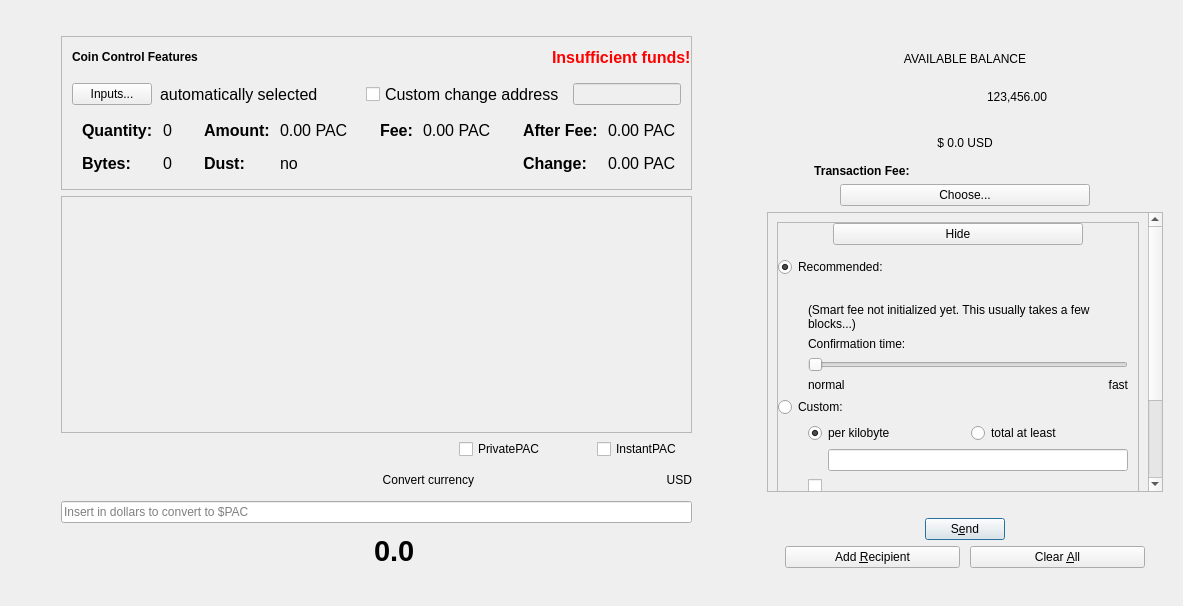
PACCommunity/PAC, file src/qt/forms/sendcoinsdialog.ui: the form before one commit.
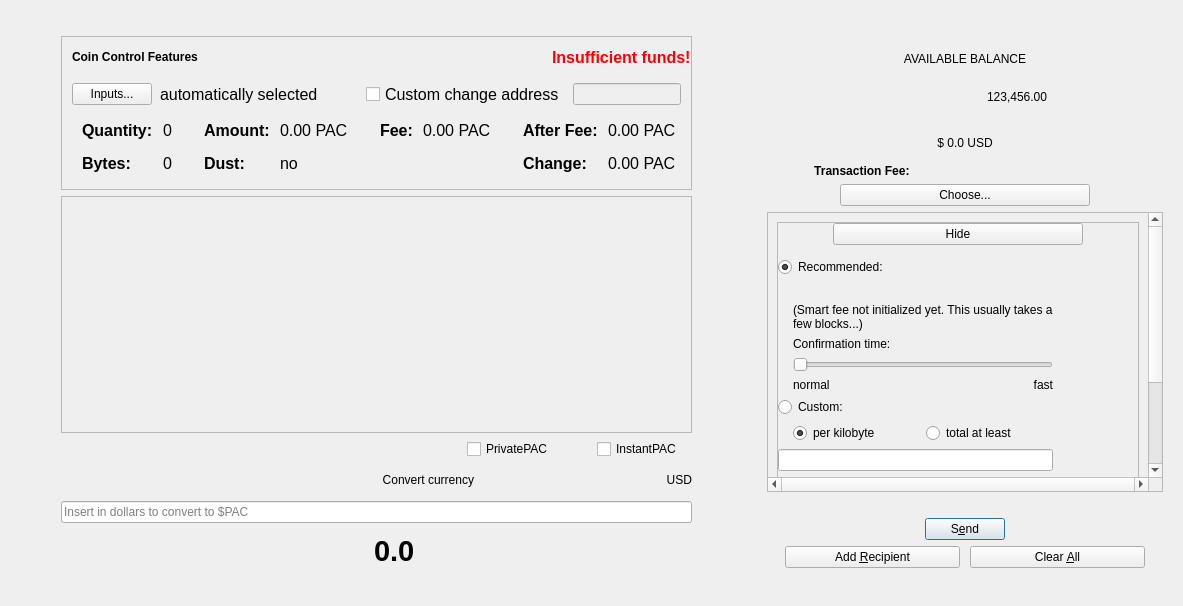
The form after the commit. The open tabs and pages were chosen to show the change. Custom widgets are drawn as their Qt base class.

Commit message:
CSS send coins, progressbar, check and radiobutton merging
branches v1.2 to 1.3
radiobutton, checkbutton with spaces
layouts modified

Patch:
```diff
--- a/src/qt/forms/sendcoinsdialog.ui
+++ b/src/qt/forms/sendcoinsdialog.ui
@@ -801,12 +801,21 @@
             </property>
             <item>
              <widget class="QCheckBox" name="checkUsePrivateSend">
+              <property name="sizePolicy">
+               <sizepolicy hsizetype="Fixed" vsizetype="Fixed">
+                <horstretch>0</horstretch>
+                <verstretch>0</verstretch>
+               </sizepolicy>
+              </property>
               <property name="minimumSize">
                <size>
-                <width>95</width>
+                <width>0</width>
                 <height>0</height>
                </size>
               </property>
+              <property name="styleSheet">
+               <string notr="true"/>
+              </property>
               <property name="text">
                <string>PrivatePAC</string>
               </property>
@@ -853,7 +862,7 @@
                <enum>Qt::Horizontal</enum>
               </property>
               <property name="sizeType">
-               <enum>QSizePolicy::Fixed</enum>
+               <enum>QSizePolicy::Preferred</enum>
               </property>
               <property name="sizeHint" stdset="0">
                <size>
@@ -1488,6 +1497,9 @@
             <property name="styleSheet">
              <string notr="true">#scrollArea_2{ padding: 5px;}</string>
             </property>
+            <property name="horizontalScrollBarPolicy">
+             <enum>Qt::ScrollBarAlwaysOn</enum>
+            </property>
             <property name="widgetResizable">
              <bool>true</bool>
             </property>
@@ -1679,7 +1691,7 @@
                               </property>
                               <property name="sizeHint" stdset="0">
                                <size>
-                                <width>30</width>
+                                <width>15</width>
                                 <height>20</height>
                                </size>
                               </property>
@@ -1844,7 +1856,7 @@
                               </property>
                               <property name="sizeHint" stdset="0">
                                <size>
-                                <width>30</width>
+                                <width>15</width>
                                 <height>20</height>
                                </size>
                               </property>
@@ -1852,6 +1864,12 @@
                             </item>
                             <item>
                              <widget class="QRadioButton" name="radioCustomPerKilobyte">
+                              <property name="sizePolicy">
+                               <sizepolicy hsizetype="Preferred" vsizetype="Fixed">
+                                <horstretch>0</horstretch>
+                                <verstretch>0</verstretch>
+                               </sizepolicy>
+                              </property>
                               <property name="toolTip">
                                <string>If the custom fee is set to 1000 duffs and the transaction is only 250 bytes, then &quot;per kilobyte&quot; only pays 250 duffs in fee,&lt;br /&gt;while &quot;at least&quot; pays 1000 duffs. For transactions bigger than a kilobyte both pay by kilobyte.</string>
                               </property>
@@ -1868,6 +1886,12 @@
                             </item>
                             <item>
                              <widget class="QRadioButton" name="radioCustomAtLeast">
+                              <property name="sizePolicy">
+                               <sizepolicy hsizetype="Preferred" vsizetype="Fixed">
+                                <horstretch>0</horstretch>
+                                <verstretch>0</verstretch>
+                               </sizepolicy>
+                              </property>
                               <property name="toolTip">
                                <string>If the custom fee is set to 1000 duffs and the transaction is only 250 bytes, then &quot;per kilobyte&quot; only pays 250 duffs in fee,&lt;br /&gt;while &quot;total at least&quot; pays 1000 duffs. For transactions bigger than a kilobyte both pay by kilobyte.</string>
                               </property>
@@ -1883,22 +1907,6 @@
                           </item>
                           <item>
                            <layout class="QHBoxLayout" name="horizontalLayout_10">
-                            <item>
-                             <spacer name="horizontalSpacer_6">
-                              <property name="orientation">
-                               <enum>Qt::Horizontal</enum>
-                              </property>
-                              <property name="sizeType">
-                               <enum>QSizePolicy::Fixed</enum>
-                              </property>
-                              <property name="sizeHint" stdset="0">
-                               <size>
-                                <width>50</width>
-                                <height>20</height>
-                               </size>
-                              </property>
-                             </spacer>
-                            </item>
                             <item>
                              <widget class="BitcoinAmountField" name="customFee"/>
                             </item>
@@ -1916,7 +1924,7 @@
                               </property>
                               <property name="sizeHint" stdset="0">
                                <size>
-                                <width>30</width>
+                                <width>15</width>
                                 <height>20</height>
                                </size>
                               </property>
@@ -1954,7 +1962,7 @@
                            <enum>Qt::Horizontal</enum>
                           </property>
                           <property name="sizeType">
-                           <enum>QSizePolicy::Fixed</enum>
+                           <enum>QSizePolicy::Expanding</enum>
                           </property>
                           <property name="sizeHint" stdset="0">
                            <size>
```
Left out of the diff: 13 changed lines with no effect on the pictures. The commit also changes 1 other file.
